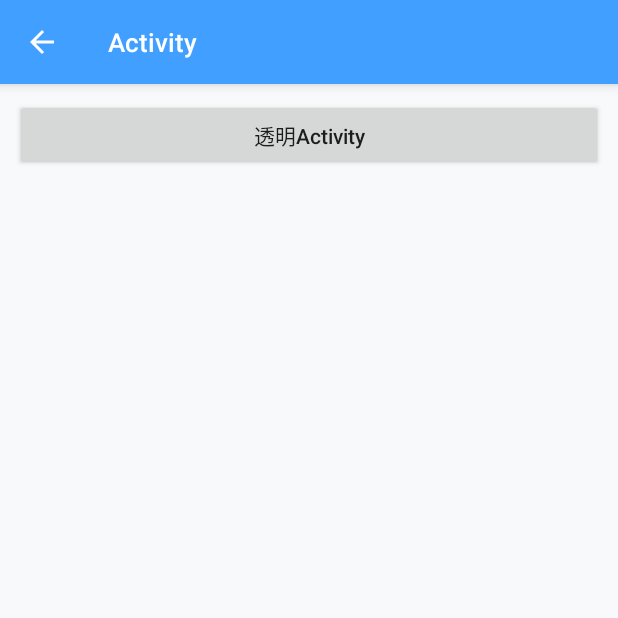
After one commit to JalenFang/AndroidCodeNote, an Android app: the MyActivity screen opened directly, with no data from a screen before it, on a phone screen of 412 x 824 dp, the top half of it. The commit adds this screen. Run offline under Robolectric (Android 15) with nearby library versions, the phone set to English and light mode, and no system bars; our stand-ins replace ButterKnife.

Commit message:
Translate

```diff
--- a/Module/src/main/java/com/ideal/jalen/base/BaseActivity.java
+++ b/Module/src/main/java/com/ideal/jalen/base/BaseActivity.java
@@ -25,7 +25,6 @@ import com.ideal.jalen.permission.PermissionUtils;
 import java.util.ArrayList;
 import java.util.List;
 
-import butterknife.BindView;
 import butterknife.ButterKnife;
 
 /**
@@ -43,7 +42,7 @@ public abstract class BaseActivity extends AppCompatActivity {
 
     public abstract void initUI(@Nullable Bundle savedInstanceState);
 
-    @BindView(R.id.toolbar)
+    //    @BindView(R.id.toolbar)
     public Toolbar toolbar;
 
     private OnPermissionListener onPermissionListener;
@@ -61,9 +60,12 @@ public abstract class BaseActivity extends AppCompatActivity {
                 setContentView(getLayout());
                 ButterKnife.bind(getActivity());
 
-                setSupportActionBar(toolbar);
-                getSupportActionBar().setDisplayHomeAsUpEnabled(true);
+                toolbar = (Toolbar) findViewById(R.id.toolbar);
 
+                if (toolbar != null) {
+                    setSupportActionBar(toolbar);
+                    getSupportActionBar().setDisplayHomeAsUpEnabled(true);
+                }
 
                 initUI(savedInstanceState);
                 break;
--- /dev/null
+++ b/Module/src/main/java/com/ideal/jalen/myactivity/MyActivity.java
@@ -0,0 +1,43 @@
+package com.ideal.jalen.myactivity;
+
+import android.app.Activity;
+import android.content.Intent;
+import android.os.Bundle;
+import android.support.annotation.Nullable;
+import android.view.View;
+
+import com.ideal.jalen.R;
+import com.ideal.jalen.base.BaseActivity;
+
+/**
+ * @author Jalen
+ * @date 2017/8/1
+ * @editor
+ * @date
+ * @describe
+ */
+public class MyActivity extends BaseActivity {
+
+    @Override
+    public Activity getActivity() {
+        return this;
+    }
+
+    @Override
+    public int getLayout() {
+        return R.layout.activity_my_activity;
+    }
+
+    @Override
+    public void initUI(@Nullable Bundle savedInstanceState) {
+
+    }
+
+    public void onClickTranslateActivity(View view) {
+        startActivity(TranslateActivity.class);
+    }
+
+    private void startActivity(Class<?> className) {
+        startActivity(new Intent(getActivity(), className));
+    }
+}
--- /dev/null
+++ b/Module/src/main/res/layout/activity_my_activity.xml
@@ -0,0 +1,14 @@
+<?xml version="1.0" encoding="utf-8"?>
+<LinearLayout xmlns:android="http://schemas.android.com/apk/res/android"
+    android:layout_width="match_parent"
+    android:layout_height="match_parent"
+    android:orientation="vertical">
+
+    <include layout="@layout/toolbar" />
+
+    <Button
+        style="@style/main_button"
+        android:onClick="onClickTranslateActivity"
+        android:text="@string/activity_translate" />
+
+</LinearLayout>
--- a/Module/src/main/res/values/colors.xml
+++ b/Module/src/main/res/values/colors.xml
@@ -12,6 +12,7 @@
     <color name="common_style_green">#00ca43</color>
     <color name="common_style_gray_bg">#F8F9FB</color>
     <color name="common_style_gray_divider">#e8e9e9</color>
+    <color name="common_style_translate">#80000000</color>
 
     <color name="common_style_gray_hint_3">#333333</color><!--主要用于辅助、次要的文字信息等-->
     <color name="common_style_gray_hint_6">#666666</color><!--主要用于辅助、次要的文字信息等-->
--- /dev/null
+++ b/Module/src/main/res/values/integers.xml
@@ -0,0 +1,4 @@
+<?xml version="1.0" encoding="utf-8"?>
+<resources>
+    <integer name="slide_animation_duration">300</integer>
+</resources>
--- a/Module/src/main/res/values/strings.xml
+++ b/Module/src/main/res/values/strings.xml
@@ -10,6 +10,8 @@
     <string name="annotation">Annotation</string>
     <string name="bitmap">Bitmap</string>
     <string name="progress_bar">ProgressBar</string>
+    <string name="activity">Activity</string>
+    <string name="view">View</string>
     <string name="schedule">Schedule</string>
     <string name="test">测试</string>
     <string name="test1">测试页面一</string>
@@ -129,4 +131,12 @@
     <string name="progressbar_horizontal">水平进度条</string>
     <!--ProgressBar ↑-->
 
+    <!--Activity ↓-->
+    <string name="activity_translate">透明Activity</string>
+    <!--Activity ↑-->
+
+    <!--View ↓-->
+    <string name="view_text_view">TextView</string>
+    <!--View ↑-->
+
 </resources>
--- a/Module/src/main/res/values/styles.xml
+++ b/Module/src/main/res/values/styles.xml
@@ -177,5 +177,19 @@
         <item name="android:textSize">17sp</item>
     </style>
 
+    <style name="Theme.Translate" parent="@style/AppTheme">
+        <item name="android:windowBackground">@color/common_style_translate</item>
+        <item name="android:windowIsTranslucent">true</item>
+        <item name="windowNoTitle">true</item>
+    </style>
+
+    <!--<item name="android:windowAnimationStyle">@style/Translate.Activity.Animation</item>-->
+
+    <!--Animation ↓-->
+    <style name="Translate.Activity.Animation" parent="android:Animation">
+        <item name="android:windowEnterAnimation">@anim/base_slide_right_in</item>
+        <item name="android:windowExitAnimation">@anim/base_slide_right_out</item>
+    </style>
+
 
 </resources>
```
Also changed, not shown: Module/src/main/AndroidManifest.xml (+20 -0 lines), Module/src/main/java/com/ideal/jalen/base/MainActivity.java (+10 -0 lines), Module/src/main/java/com/ideal/jalen/myactivity/TranslateActivity.java (added, +33 -0 lines), Module/src/main/java/com/ideal/jalen/view/activity/TextViewActivity.java (added, +46 -0 lines), Module/src/main/java/com/ideal/jalen/view/activity/ViewActivity.java (added, +42 -0 lines), Module/src/main/res/anim/base_slide_bottom_in.xml (added, +7 -0 lines), Module/src/main/res/anim/base_slide_bottom_out.xml (added, +7 -0 lines), Module/src/main/res/anim/base_slide_right_in.xml (added, +9 -0 lines), Module/src/main/res/anim/base_slide_right_out.xml (added, +12 -0 lines), Module/src/main/res/layout/activity_main.xml (+10 -0 lines), Module/src/main/res/layout/activity_text_view.xml (added, +32 -0 lines), Module/src/main/res/layout/activity_translate.xml (added, +15 -0 lines), Module/src/main/res/layout/activity_view.xml (added, +14 -0 lines).
